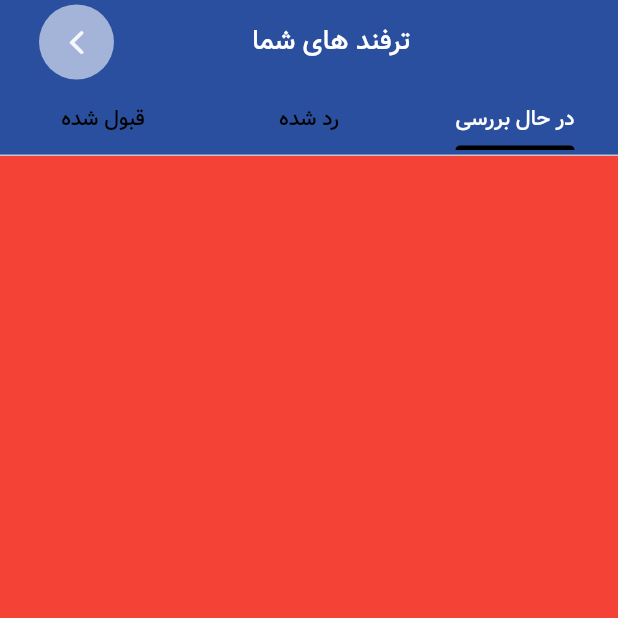
After one commit to Y4CN/Gamak, a Flutter app: the ClientTrickScreen screen opened directly, on a phone screen of 412 x 824 dp, the top half of it. The commit adds this screen. Run offline on Flutter 3.47's test engine with Material 2 defaults, Android fonts, the phone set to English and light mode, and no system bars; our stand-ins replace cached_network_image, dartz, dio, email_validator, expandable_text, file_picker and 10 more; missing offline and left inert: dart:ffi; accounts and stored records are empty.

Commit message:
creating clientTrickScreen

```diff
--- /dev/null
+++ b/lib/screens/clientTrickScreen.dart
@@ -0,0 +1,144 @@
+import 'package:flutter/cupertino.dart';
+import 'package:flutter/gestures.dart';
+import 'package:flutter/material.dart';
+import 'package:game_hacks_chat/constant/generallColor.dart';
+
+class ClientTrickScreen extends StatefulWidget {
+  const ClientTrickScreen({super.key});
+
+  @override
+  State<ClientTrickScreen> createState() => _ClientTrickScreenState();
+}
+
+class _ClientTrickScreenState extends State<ClientTrickScreen> {
+  @override
+  Widget build(BuildContext context) {
+    return DefaultTabController(
+      length: 3,
+      child: Scaffold(
+        body: SafeArea(
+          child: NestedScrollView(
+            headerSliverBuilder: (context, innerBoxIsScrolled) {
+              return [
+                Directionality(
+                  textDirection: TextDirection.ltr,
+                  child: SliverAppBar(
+                    backgroundColor: GenerallColor.appBarBackGroundColor,
+                    automaticallyImplyLeading: false,
+                    centerTitle: true,
+                    title: Padding(
+                      padding: const EdgeInsets.only(left: 10, right: 10),
+                      child: Row(
+                        mainAxisAlignment: MainAxisAlignment.spaceBetween,
+                        children: [
+                          GestureDetector(
+                            onTap: () {
+                              Navigator.pop(context);
+                            },
+                            child: Container(
+                              height: 50,
+                              width: 50,
+                              decoration: BoxDecoration(
+                                shape: BoxShape.circle,
+                                color: GenerallColor.primaryColor.withOpacity(.6),
+                              ),
+                              child: const Center(
+                                child: Icon(
+                                  CupertinoIcons.back,
+                                  color: GenerallColor.primaryColor,
+                                ),
+                              ),
+                            ),
+                          ),
+                          const Padding(
+                            padding: EdgeInsets.only(right: 20),
+                            child: Text(
+                              'ترفند های شما',
+                              style: TextStyle(
+                                fontSize: 18,
+                                fontFamily: 'vazirm',
+                                color: Colors.white,
+                              ),
+                            ),
+                          ),
+                          const SizedBox(),
+                        ],
+                      ),
+                    ),
+                  ),
+                ),
+                SliverPersistentHeader(
+                  pinned: true,
+                  floating: true,
+                  delegate: TabBarViewDelegate(
+                    const TabBar(
+                      indicatorSize: TabBarIndicatorSize.label,
+                      unselectedLabelColor: Colors.black,
+                      labelColor: Colors.white,
+                      indicatorPadding: EdgeInsets.only(bottom: 4),
+                      // indicatorWeight: 2,
+                      indicatorColor: Colors.black,
+                      labelStyle: TextStyle(
+                        fontSize: 14,
+                        fontFamily: 'vazirm',
+                      ),
+                      tabs: [
+                        Tab(
+                          child: Text('در حال بررسی'),
+                        ),
+                        Tab(
+                          child: Text('رد شده'),
+                        ),
+                        Tab(
+                          child: Text('قبول شده'),
+                        ),
+                      ],
+                    ),
+                  ),
+                ),
+              ];
+            },
+            body: TabBarView(
+              children: [
+                Container(
+                  color: Colors.red,
+                ),
+                Container(
+                  color: Colors.blue,
+                ),
+                Container(
+                  color: Colors.green,
+                ),
+              ],
+            ),
+          ),
+        ),
+      ),
+    );
+  }
+}
+
+class TabBarViewDelegate extends SliverPersistentHeaderDelegate {
+  TabBarViewDelegate(this._tabBar);
+
+  final TabBar _tabBar;
+  @override
+  Widget build(
+      BuildContext context, double shrinkOffset, bool overlapsContent) {
+    return Container(
+      color: GenerallColor.appBarBackGroundColor,
+      child: _tabBar,
+    );
+  }
+
+  @override
+  double get maxExtent => _tabBar.preferredSize.height;
+
+  @override
+  double get minExtent => _tabBar.preferredSize.height;
+
+  @override
+  bool shouldRebuild(covariant SliverPersistentHeaderDelegate oldDelegate) {
+    return false;
+  }
+}
--- a/lib/screens/profileScreen.dart
+++ b/lib/screens/profileScreen.dart
@@ -8,9 +8,11 @@ import 'package:game_hacks_chat/bloc/authBloc/authBloc.dart';
 import 'package:game_hacks_chat/bloc/authBloc/authEvent.dart';
 import 'package:game_hacks_chat/bloc/authBloc/authState.dart';
 import 'package:game_hacks_chat/constant/generallColor.dart';
+import 'package:game_hacks_chat/screens/clientTrickScreen.dart';
 import 'package:game_hacks_chat/screens/splashScreen.dart';
 import 'package:game_hacks_chat/utilities/sharManager.dart';
 import 'package:loading_animation_widget/loading_animation_widget.dart';
+import 'package:page_transition/page_transition.dart';
 
 class ProfileScreen extends StatefulWidget {
   const ProfileScreen({super.key});
@@ -22,7 +24,6 @@ class ProfileScreen extends StatefulWidget {
 class _ProfileScreenState extends State<ProfileScreen> {
   @override
   void initState() {
-    // TODO: implement initState
     super.initState();
     BlocProvider.of<AuthBloc>(context).add(AuthReadUserEvent());
   }
@@ -211,7 +212,16 @@ class _ProfileScreenState extends State<ProfileScreen> {
                                 Icons.lightbulb,
                                 color: Colors.black54,
                               ),
-                              onTap: () {},
+                              onTap: () {
+                                Navigator.push(
+                                  context,
+                                  PageTransition(
+                                    child: const ClientTrickScreen(),
+                                    type: PageTransitionType.fade,
+                                    duration: const Duration(milliseconds: 200),
+                                  ),
+                                );
+                              },
                               title: const Text(
                                 'ترفند های شما',
                                 style: TextStyle(
```
